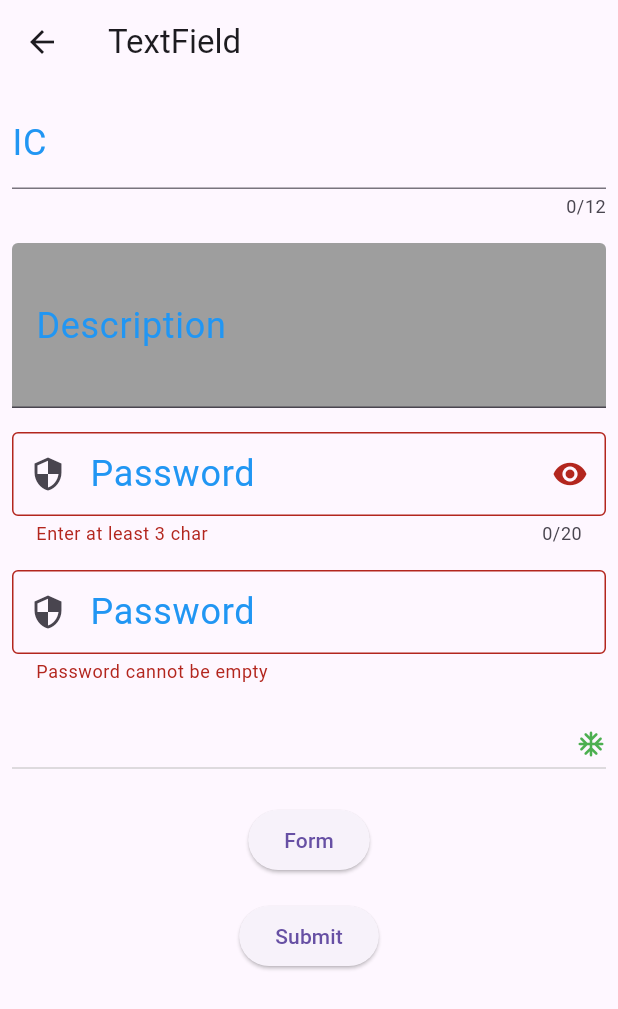
After one commit to yihong8803/2monthFlutter, a Flutter app: the textField screen opened by its route, after a tap on "Form", after a tap on "Submit", on a phone screen of 412 x 824 dp. The commit adds this screen. Shown: the top 1009 px of the screen. Run offline on Flutter 3.47's test engine with Material 3 defaults, Android fonts, the phone set to English and light mode, and no system bars; our stand-ins replace audioplayers, flutter_bloc.

Commit message:
textField & DropDown

```diff
--- /dev/null
+++ b/lib/Day3_TextField/textField.dart
@@ -0,0 +1,142 @@
+import 'package:flutter/material.dart';
+
+class textField extends StatefulWidget {
+  const textField({super.key});
+
+  @override
+  State<textField> createState() => _textFieldState();
+}
+
+class _textFieldState extends State<textField> {
+  bool _secureText = true;
+  TextEditingController _nameController = TextEditingController();
+  String? _passwordError;
+  TextEditingController _passwordController = TextEditingController();
+  String? _dropdownValue;
+  var _formKey = GlobalKey<FormState>();
+
+  void dropdownCallback(String? selectedValue) {
+    if (selectedValue is String) {
+      setState(() {
+        _dropdownValue = selectedValue;
+      });
+    }
+  }
+
+  @override
+  Widget build(BuildContext context) {
+    return Scaffold(
+        appBar: AppBar(title: Text("TextField")),
+        body: SingleChildScrollView(
+          padding: const EdgeInsets.all(8.0),
+          child: Column(
+            children: [
+              TextField(
+                controller: _nameController,
+                decoration: InputDecoration(
+                  hintText: "Your IC",
+                  labelText: "IC",
+                  labelStyle: TextStyle(fontSize: 24, color: Colors.blue),
+                  border: UnderlineInputBorder(),
+                ),
+                keyboardType: TextInputType.number,
+                maxLength: 12,
+              ),
+              SizedBox(height: 16),
+              TextField(
+                decoration: InputDecoration(
+                  hintText: "Detailed Description",
+                  labelText: "Description",
+                  labelStyle: TextStyle(fontSize: 24, color: Colors.blue),
+                  border: UnderlineInputBorder(),
+                  fillColor: Colors.grey,
+                  filled: true,
+                ),
+                maxLines: 3,
+              ),
+              SizedBox(height: 16),
+              TextField(
+                controller: _passwordController,
+                decoration: InputDecoration(
+                    hintText: "Enter your password",
+                    labelText: "Password",
+                    errorText: _passwordError,
+                    labelStyle: TextStyle(fontSize: 24, color: Colors.blue),
+                    border: OutlineInputBorder(),
+                    prefixIcon: Icon(Icons.security),
+                    suffixIcon: IconButton(
+                      icon: Icon(_secureText
+                          ? Icons.remove_red_eye
+                          : Icons.remove_red_eye_outlined),
+                      onPressed: () {
+                        setState(
+                          () {
+                            _secureText = !_secureText;
+                          },
+                        );
+                      },
+                    )),
+                obscureText: _secureText ? false : true,
+                maxLength: 20,
+              ),
+              SizedBox(height: 16),
+              Form(
+                key: _formKey,
+                child: TextFormField(
+                  validator: (value) {
+                    if (value == null || value.isEmpty) {
+                      return "Password cannot be empty";
+                    } else if (value.length < 3) {
+                      return "Enter at least 3 characters";
+                    }
+                    return null; // No error
+                  },
+                  decoration: InputDecoration(
+                    hintText: "Enter your password",
+                    labelText: "Password",
+                    labelStyle: TextStyle(fontSize: 24, color: Colors.blue),
+                    border: OutlineInputBorder(),
+                    prefixIcon: Icon(Icons.security),
+                  ),
+                ),
+              ),
+              SizedBox(height: 16),
+              DropdownButton(
+                items: ["Dash", "Sparky", "Snoo"]
+                    .map((String value) => DropdownMenuItem<String>(
+                          value: value,
+                          child: Text(value),
+                        ))
+                    .toList(),
+                value: _dropdownValue,
+                onChanged: dropdownCallback,
+                iconSize: 20,
+                iconEnabledColor: Colors.green,
+                icon: const Icon(Icons.ac_unit_rounded),
+                isExpanded: true,
+              ),
+              SizedBox(height: 16),
+              ElevatedButton(
+                  onPressed: () {
+                    bool? isValid = _formKey.currentState?.validate();
+                    print("Form Validation: $isValid");
+                  },
+                  child: Text("Form")),
+              SizedBox(height: 16),
+              ElevatedButton(
+                  onPressed: () {
+                    setState(() {
+                      print("Password: " + _passwordController.text);
+                      if (_passwordController.text.length < 3)
+                        _passwordError = "Enter at least 3 char";
+                      else {
+                        _passwordError = null;
+                      }
+                    });
+                  },
+                  child: Text("Submit")),
+            ],
+          ),
+        ));
+  }
+}
--- a/lib/HomePage/home.dart
+++ b/lib/HomePage/home.dart
@@ -4,9 +4,9 @@ import 'package:two_month_flutter/HomePage/square.dart';
 
 class HomePage extends StatelessWidget {
   final List _posts = [
+    'Day 1:',
     'Day 2:',
-    'Day 3:',
-    'post 3',
+    'Day 3',
     'post 3',
     'post 3',
     'post 3'
@@ -15,7 +15,7 @@ class HomePage extends StatelessWidget {
   final List _descs = [
     'Navigation',
     'State Management',
-    'post 3',
+    'TextField',
     'post 3',
     'post 3',
     'post 3'
--- a/lib/route_generator.dart
+++ b/lib/route_generator.dart
@@ -1,5 +1,6 @@
 import 'package:flutter/material.dart';
 import 'package:two_month_flutter/Day1_Navigation/day1_navigation.dart';
+import 'package:two_month_flutter/Day3_TextField/textField.dart';
 import 'package:two_month_flutter/HomePage/home.dart';
 import 'package:two_month_flutter/Day2_SetState/setState.dart';
 import 'package:two_month_flutter/toDoList.dart';
@@ -16,6 +17,8 @@ class RouteGenerator {
         return MaterialPageRoute(builder: (_) => FirstPage());
       case '/2':
         return MaterialPageRoute(builder: (_) => setState1());
+      case '/3':
+        return MaterialPageRoute(builder: (_) => textField());
       case '!1':
         return MaterialPageRoute(builder: (_) => ToDoListPage());
 
```
Also changed, not shown: Week 1-4.png (added), Week 5-8.png (added), pubspec.lock.
